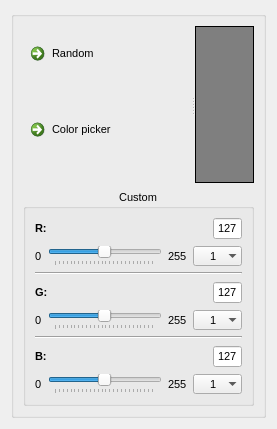
Before: the Qt Designer form QColorProvider/qcolorprovider.ui in gurmaaan/ColorUtility, drawn with Qt 5.
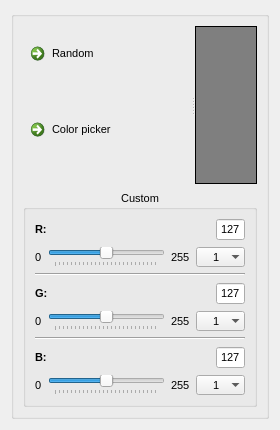
After: the same form once the commit is applied. Icons and pictures are not drawn.

Commit message: Added color picker to custom widget, utility UI implemented Added areas dataModel

```diff
--- a/QColorProvider/qcolorprovider.ui
+++ b/QColorProvider/qcolorprovider.ui
@@ -6,19 +6,25 @@
    <rect>
     <x>0</x>
     <y>0</y>
-    <width>277</width>
-    <height>429</height>
+    <width>280</width>
+    <height>430</height>
    </rect>
   </property>
+  <property name="minimumSize">
+   <size>
+    <width>280</width>
+    <height>430</height>
+   </size>
+  </property>
   <property name="windowTitle">
    <string>Form</string>
   </property>
-  <layout class="QGridLayout" name="gridLayout">
-   <item row="0" column="0">
+  <layout class="QVBoxLayout" name="verticalLayout_4">
+   <item>
     <widget class="QGroupBox" name="Box">
      <property name="font">
       <font>
-       <pointsize>12</pointsize>
+       <pointsize>10</pointsize>
        <weight>75</weight>
        <bold>true</bold>
       </font>
```
The commit also changes 5 other files.
